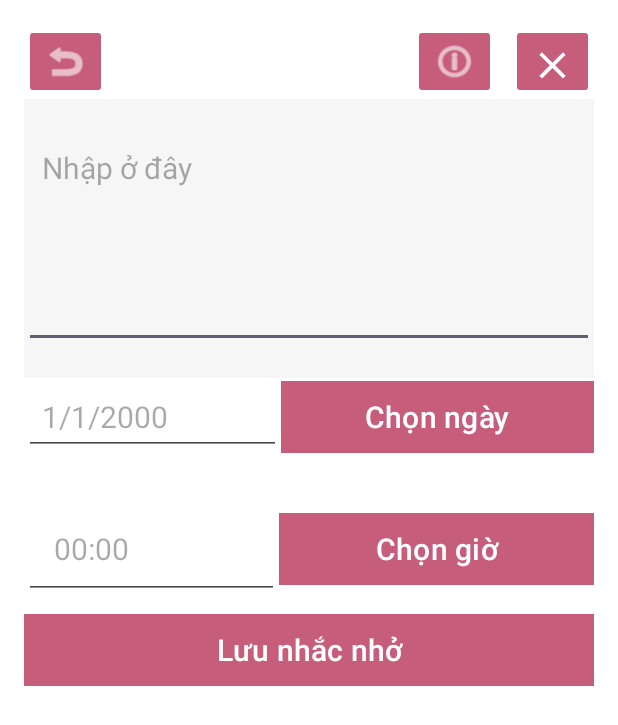
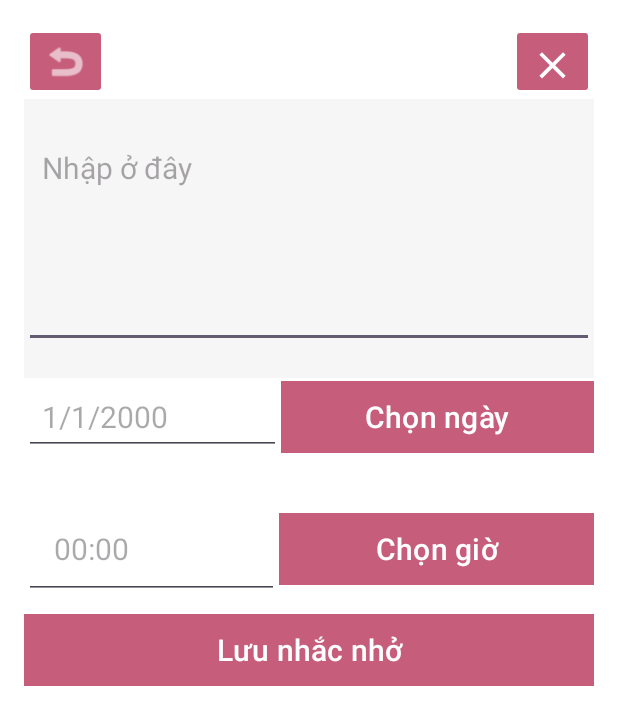
Before and after one commit to bananaa03/Simple-Notes, an Android app: the reminder_take screen opened directly, with no data from a screen before it, on a phone screen of 412 x 824 dp. Shown: the top 725 px of the screen. Run offline under Robolectric (Android 15) with nearby library versions, the phone set to English and light mode, and no system bars; our stand-ins replace Firebase (no records; nobody signed in at launch, a user with empty details on screens opened directly).

Commit message:
update thong bao

```diff
--- a/app/src/main/AndroidManifest.xml
+++ b/app/src/main/AndroidManifest.xml
@@ -9,7 +9,7 @@
     <uses-permission android:name="android.permission.RECEIVE_BOOT_COMPLETED" />
     <uses-permission android:name="android.permission.POST_NOTIFICATIONS" />
     <uses-permission android:name="android.permission.WAKE_LOCK" />
-    <uses-permission android:name="android.permission.SET_ALARM" />
+
     <application
         android:allowBackup="true"
         android:dataExtractionRules="@xml/data_extraction_rules"
@@ -32,9 +32,9 @@
         <activity android:name=".reminder_list" />
         <activity android:name=".reminder_take" />
         <activity android:name=".statistic" />
+        <activity android:name=".license"/>
 
         <receiver android:name=".AlarmReceiver" />
-        <receiver android:name=".ReminderNotificationReceiver" />
 
         <activity
             android:name=".main"
--- a/app/src/main/res/layout/reminder_take.xml
+++ b/app/src/main/res/layout/reminder_take.xml
@@ -23,18 +23,6 @@
             android:backgroundTint="@color/darkpink"
             android:onClick="returned"/>
 
-
-        <ImageButton
-            android:id="@+id/ImageButtonSetting"
-            style="@style/ImageButton_SetANote"
-            android:layout_width="55dp"
-            android:layout_height="50dp"
-            android:layout_alignParentEnd="true"
-            android:layout_gravity="center_horizontal"
-            android:layout_marginEnd="65dp"
-            android:layout_weight="0.0001"
-            android:backgroundTint="@color/darkpink"
-            android:scaleType="fitXY" />
 
         <ImageButton
             android:id="@+id/btnDeleteNote"
```
Also changed, not shown: app/src/main/java/com/example/note_app/AlarmReceiver.java (+14 -38 lines), app/src/main/java/com/example/note_app/ReminderNotificationReceiver.java (+3 -4 lines), app/src/main/java/com/example/note_app/reminder_take.java (+33 -18 lines), app/src/main/res/layout/reminder_item.xml (+4 -3 lines).
